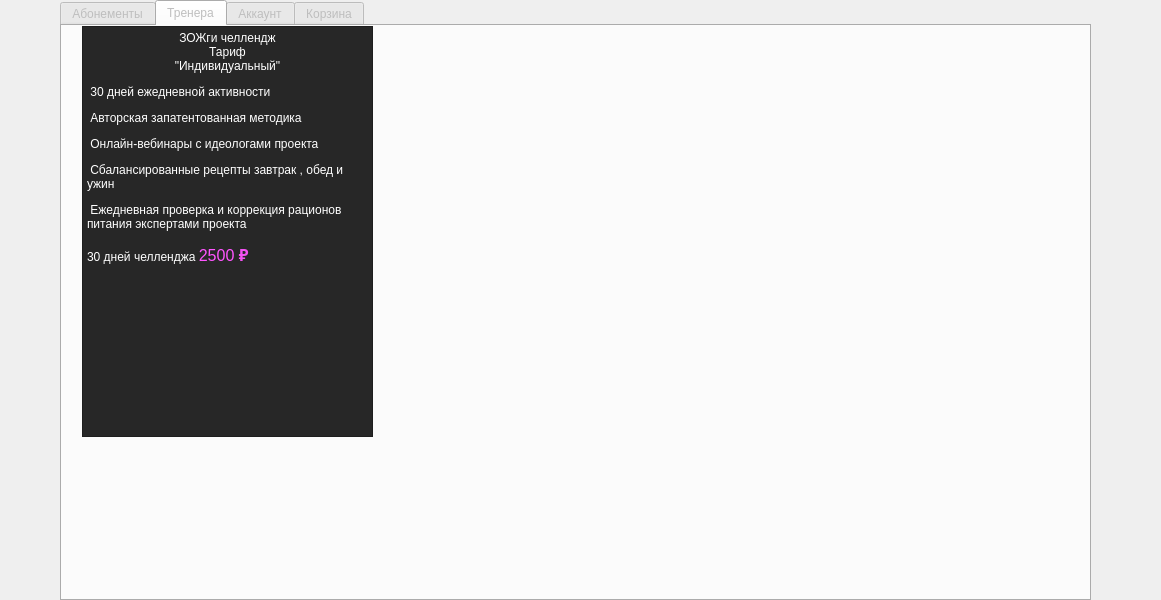
This is FINTESS_CENTRE/mainwindow.ui in bartem1us/Fitness_Centre as Qt 5 draws it before an edit. The edited form follows.
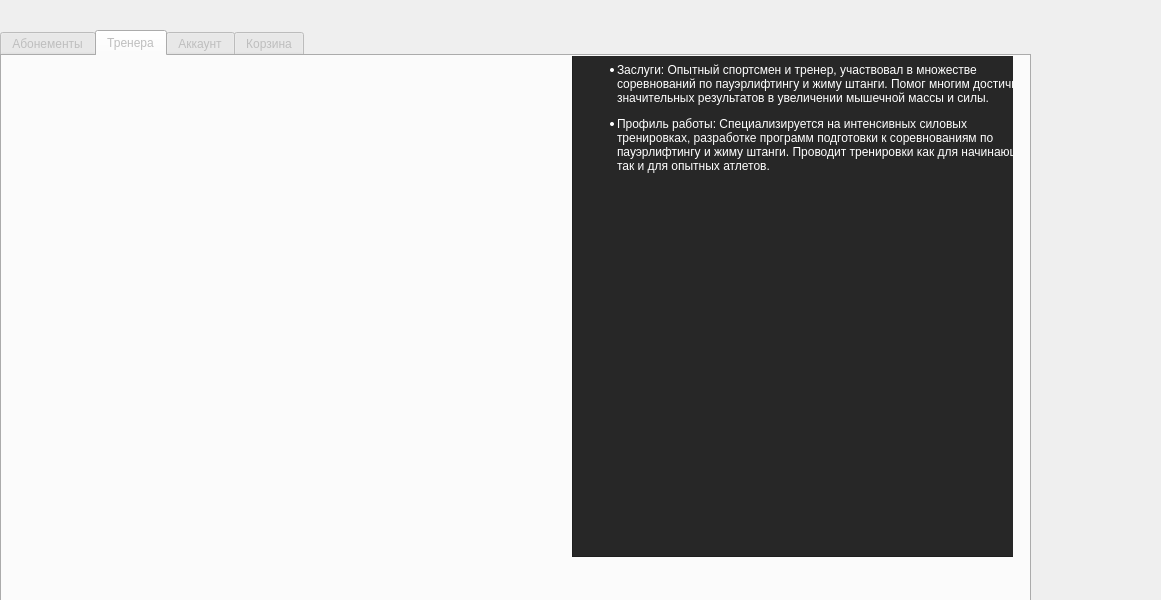
This is the edited form. The open tabs and pages were chosen to show the change. Icons and pictures are not drawn.

```diff
--- a/FINTESS_CENTRE/mainwindow.ui
+++ b/FINTESS_CENTRE/mainwindow.ui
@@ -23,8 +23,8 @@
     </property>
     <property name="geometry">
      <rect>
-      <x>60</x>
-      <y>0</y>
+      <x>0</x>
+      <y>30</y>
       <width>1031</width>
       <height>601</height>
      </rect>
@@ -262,17 +262,97 @@
      <attribute name="title">
       <string>Тренера</string>
      </attribute>
-     <widget class="QTextEdit" name="textEdit_5">
+     <widget class="QStackedWidget" name="stackedWidget">
+      <property name="geometry">
+       <rect>
+        <x>0</x>
+        <y>0</y>
+        <width>1011</width>
+        <height>521</height>
+       </rect>
+      </property>
+      <widget class="QWidget" name="page">
+       <widget class="QTextEdit" name="textEdit_7">
+        <property name="geometry">
+         <rect>
+          <x>570</x>
+          <y>-50</y>
+          <width>471</width>
+          <height>551</height>
+         </rect>
+        </property>
+        <property name="sizePolicy">
+         <sizepolicy hsizetype="Expanding" vsizetype="Expanding">
+          <horstretch>0</horstretch>
+          <verstretch>0</verstretch>
+         </sizepolicy>
+        </property>
+        <property name="minimumSize">
+         <size>
+          <width>291</width>
+          <height>411</height>
+         </size>
+        </property>
+        <property name="maximumSize">
+         <size>
+          <width>16777215</width>
+          <height>10000000</height>
+         </size>
+        </property>
+        <property name="styleSheet">
+         <string notr="true">QTextEdit {
+    color: white;
+    background-color: rgb(39, 39, 39);
+}</string>
+        </property>
+        <property name="html">
+         <string>&lt;!DOCTYPE HTML PUBLIC &quot;-//W3C//DTD HTML 4.0//EN&quot; &quot;http://www.w3.org/TR/REC-html40/strict.dtd&quot;&gt;
+&lt;html&gt;&lt;head&gt;&lt;meta name=&quot;qrichtext&quot; content=&quot;1&quot; /&gt;&lt;meta charset=&quot;utf-8&quot; /&gt;&lt;style type=&quot;text/css&quot;&gt;
+p, li { white-space: pre-wrap; }
+hr { height: 1px; border-width: 0; }
+li.unchecked::marker { content: &quot;\2610&quot;; }
+li.checked::marker { content: &quot;\2612&quot;; }
+&lt;/style&gt;&lt;/head&gt;&lt;body style=&quot; font-family:'Segoe UI'; font-size:9pt; font-weight:400; font-style:normal;&quot;&gt;
+&lt;p align=&quot;center&quot; style=&quot; margin-top:0px; margin-bottom:0px; margin-left:0px; margin-right:0px; -qt-block-indent:0; text-indent:0px;&quot;&gt;&lt;span style=&quot; font-weight:700;&quot;&gt; Тяжёлой Атлетики:&lt;/span&gt;&lt;/p&gt;
+&lt;p align=&quot;center&quot; style=&quot; margin-top:12px; margin-bottom:12px; margin-left:0px; margin-right:0px; -qt-block-indent:0; text-indent:0px;&quot;&gt;&lt;span style=&quot; font-weight:700;&quot;&gt;Тренер Геннадий&lt;/span&gt;&lt;/p&gt;
+&lt;p align=&quot;center&quot; style=&quot; margin-top:12px; margin-bottom:12px; margin-left:0px; margin-right:0px; -qt-block-indent:0; text-indent:0px;&quot;&gt;&lt;img src=&quot;:/image/image/Sergei.jpg&quot; /&gt;&lt;/p&gt;
+&lt;ul style=&quot;margin-top: 0px; margin-bottom: 0px; margin-left: 0px; margin-right: 0px; -qt-list-indent: 1;&quot;&gt;
+&lt;li style=&quot; margin-top:0px; margin-bottom:12px; margin-left:0px; margin-right:0px; -qt-block-indent:0; text-indent:0px;&quot;&gt;Заслуги: Опытный спортсмен и тренер, участвовал в множестве соревнований по пауэрлифтингу и жиму штанги. Помог многим достичь значительных результатов в увеличении мышечной массы и силы.&lt;/li&gt;&lt;/ul&gt;
+&lt;ul style=&quot;margin-top: 0px; margin-bottom: 0px; margin-left: 0px; margin-right: 0px; -qt-list-indent: 1;&quot;&gt;
+&lt;li style=&quot; margin-top:0px; margin-bottom:12px; margin-left:0px; margin-right:0px; -qt-block-indent:0; text-indent:0px;&quot;&gt;Профиль работы: Специализируется на интенсивных силовых тренировках, разработке программ подготовки к соревнованиям по пауэрлифтингу и жиму штанги. Проводит тренировки как для начинающих, так и для опытных атлетов.&lt;/li&gt;&lt;/ul&gt;&lt;/body&gt;&lt;/html&gt;</string>
+        </property>
+       </widget>
+       <widget class="QLabel" name="label">
       <property name="geometry">
        <rect>
         <x>20</x>
+          <y>10</y>
+          <width>101</width>
+          <height>101</height>
+         </rect>
+        </property>
+        <property name="styleSheet">
+         <string notr="true">QLabel#label {
+	image: url(:/image/image/Sergei.jpg);
+}</string>
+        </property>
+        <property name="text">
+         <string/>
+        </property>
+       </widget>
+      </widget>
+      <widget class="QWidget" name="page_2">
+       <widget class="QTextEdit" name="textEdit_6">
+        <property name="geometry">
+         <rect>
+          <x>0</x>
         <y>0</y>
         <width>291</width>
-        <height>411</height>
+          <height>521</height>
        </rect>
       </property>
       <property name="sizePolicy">
-       <sizepolicy hsizetype="Preferred" vsizetype="Preferred">
+         <sizepolicy hsizetype="Expanding" vsizetype="Expanding">
         <horstretch>0</horstretch>
         <verstretch>0</verstretch>
        </sizepolicy>
@@ -285,10 +365,62 @@
       </property>
       <property name="maximumSize">
        <size>
+          <width>600</width>
+          <height>1000</height>
+         </size>
+        </property>
+        <property name="styleSheet">
+         <string notr="true">QTextEdit {
+    color: white;
+    background-color: rgb(39, 39, 39);
+}</string>
+        </property>
+        <property name="html">
+         <string>&lt;!DOCTYPE HTML PUBLIC &quot;-//W3C//DTD HTML 4.0//EN&quot; &quot;http://www.w3.org/TR/REC-html40/strict.dtd&quot;&gt;
+&lt;html&gt;&lt;head&gt;&lt;meta name=&quot;qrichtext&quot; content=&quot;1&quot; /&gt;&lt;meta charset=&quot;utf-8&quot; /&gt;&lt;style type=&quot;text/css&quot;&gt;
+p, li { white-space: pre-wrap; }
+hr { height: 1px; border-width: 0; }
+li.unchecked::marker { content: &quot;\2610&quot;; }
+li.checked::marker { content: &quot;\2612&quot;; }
+&lt;/style&gt;&lt;/head&gt;&lt;body style=&quot; font-family:'Segoe UI'; font-size:9pt; font-weight:400; font-style:normal;&quot;&gt;
+&lt;p align=&quot;center&quot; style=&quot; margin-top:12px; margin-bottom:12px; margin-left:0px; margin-right:0px; -qt-block-indent:0; text-indent:0px;&quot;&gt;&lt;span style=&quot; font-weight:700;&quot;&gt;Гуру Гибкости:&lt;/span&gt;&lt;/p&gt;
+&lt;p align=&quot;center&quot; style=&quot; margin-top:12px; margin-bottom:12px; margin-left:0px; margin-right:0px; -qt-block-indent:0; text-indent:0px;&quot;&gt;&lt;span style=&quot; font-weight:700;&quot;&gt;Тренер Геннадий&lt;/span&gt;&lt;/p&gt;
+&lt;p align=&quot;center&quot; style=&quot; margin-top:12px; margin-bottom:12px; margin-left:0px; margin-right:0px; -qt-block-indent:0; text-indent:0px;&quot;&gt;&lt;img src=&quot;:/image/image/Gena.jpg&quot; /&gt;&lt;/p&gt;
+&lt;ul style=&quot;margin-top: 0px; margin-bottom: 0px; margin-left: 0px; margin-right: 0px; -qt-list-indent: 1;&quot;&gt;
+&lt;li style=&quot; margin-top:12px; margin-bottom:0px; margin-left:0px; margin-right:0px; -qt-block-indent:0; text-indent:0px;&quot;&gt;Заслуги: Имеет опыт работы с клиентами всех возрастов и уровней подготовки. Получил сертификаты по йоге и пилатесу. Помог многим улучшить свою гибкость и освободиться от болей в спине.&lt;/li&gt;
+&lt;p style=&quot;-qt-paragraph-type:empty; margin-top:0px; margin-bottom:0px; margin-left:0px; margin-right:0px; -qt-block-indent:0; text-indent:0px;&quot;&gt;&lt;br /&gt;&lt;/p&gt;
+&lt;li style=&quot; margin-top:0px; margin-bottom:12px; margin-left:0px; margin-right:0px; -qt-block-indent:0; text-indent:0px;&quot;&gt;Профиль работы: Специализируется на индивидуальных и групповых занятиях по йоге и пилатесу. Разрабатывает программы, направленные на улучшение гибкости, силы и координации.&lt;/li&gt;&lt;/ul&gt;&lt;/body&gt;&lt;/html&gt;</string>
+        </property>
+       </widget>
+      </widget>
+      <widget class="QWidget" name="page_3">
+       <widget class="QTextEdit" name="textEdit_5">
+        <property name="geometry">
+         <rect>
+          <x>10</x>
+          <y>-10</y>
         <width>291</width>
+          <height>591</height>
+         </rect>
+        </property>
+        <property name="sizePolicy">
+         <sizepolicy hsizetype="Expanding" vsizetype="Expanding">
+          <horstretch>0</horstretch>
+          <verstretch>0</verstretch>
+         </sizepolicy>
+        </property>
+        <property name="minimumSize">
+         <size>
+          <width>291</width>
         <height>411</height>
        </size>
       </property>
+        <property name="maximumSize">
+         <size>
+          <width>600</width>
+          <height>1000</height>
+         </size>
+        </property>
       <property name="styleSheet">
        <string notr="true">QTextEdit {
     color: white;
@@ -303,17 +435,16 @@
 li.unchecked::marker { content: &quot;\2610&quot;; }
 li.checked::marker { content: &quot;\2612&quot;; }
 &lt;/style&gt;&lt;/head&gt;&lt;body style=&quot; font-family:'Segoe UI'; font-size:9pt; font-weight:400; font-style:normal;&quot;&gt;
-&lt;p align=&quot;center&quot; style=&quot; margin-top:0px; margin-bottom:0px; margin-left:0px; margin-right:0px; -qt-block-indent:0; text-indent:0px;&quot;&gt;ЗОЖги челлендж&lt;/p&gt;
-&lt;p align=&quot;center&quot; style=&quot; margin-top:0px; margin-bottom:0px; margin-left:0px; margin-right:0px; -qt-block-indent:0; text-indent:0px;&quot;&gt;Тариф&lt;/p&gt;
-&lt;p align=&quot;center&quot; style=&quot; margin-top:0px; margin-bottom:0px; margin-left:0px; margin-right:0px; -qt-block-indent:0; text-indent:0px;&quot;&gt;&amp;quot;Индивидуальный&amp;quot;&lt;/p&gt;
-&lt;p style=&quot; margin-top:12px; margin-bottom:12px; margin-left:0px; margin-right:0px; -qt-block-indent:0; text-indent:0px;&quot;&gt;&lt;img src=&quot;:/icons/icons/abonement-check-mark.svg&quot; /&gt; 30 дней ежедневной активности&lt;/p&gt;
-&lt;p style=&quot; margin-top:12px; margin-bottom:12px; margin-left:0px; margin-right:0px; -qt-block-indent:0; text-indent:0px;&quot;&gt;&lt;img src=&quot;:/icons/icons/abonement-check-mark.svg&quot; /&gt; Авторская запатентованная методика&lt;/p&gt;
-&lt;p style=&quot; margin-top:12px; margin-bottom:12px; margin-left:0px; margin-right:0px; -qt-block-indent:0; text-indent:0px;&quot;&gt;&lt;img src=&quot;:/icons/icons/abonement-check-mark.svg&quot; /&gt; Онлайн-вебинары с идеологами проекта&lt;/p&gt;
-&lt;p style=&quot; margin-top:12px; margin-bottom:12px; margin-left:0px; margin-right:0px; -qt-block-indent:0; text-indent:0px;&quot;&gt;&lt;img src=&quot;:/icons/icons/abonement-check-mark.svg&quot; /&gt; Сбалансированные рецепты завтрак , обед и ужин&lt;/p&gt;
-&lt;p style=&quot; margin-top:12px; margin-bottom:12px; margin-left:0px; margin-right:0px; -qt-block-indent:0; text-indent:0px;&quot;&gt;&lt;img src=&quot;:/icons/icons/abonement-check-mark.svg&quot; /&gt; Ежедневная проверка и коррекция рационов питания экспертами проекта&lt;/p&gt;
-&lt;p style=&quot; margin-top:12px; margin-bottom:12px; margin-left:0px; margin-right:0px; -qt-block-indent:0; text-indent:0px;&quot;&gt;30 дней челленджа&lt;span style=&quot; color:#ff55ff;&quot;&gt; &lt;/span&gt;&lt;span style=&quot; font-size:12pt; color:#ff55ff;&quot;&gt;2500 &lt;/span&gt;&lt;span style=&quot; font-family:'Google Sans','arial','sans-serif'; font-size:12pt; font-weight:500; color:#f451f4;&quot;&gt;₽&lt;/span&gt;&lt;/p&gt;
-&lt;p align=&quot;justify&quot; style=&quot;-qt-paragraph-type:empty; margin-top:0px; margin-bottom:0px; margin-left:0px; margin-right:0px; -qt-block-indent:0; text-indent:0px;&quot;&gt;&lt;br /&gt;&lt;/p&gt;&lt;/body&gt;&lt;/html&gt;</string>
-      </property>
+&lt;p align=&quot;center&quot; style=&quot; margin-top:0px; margin-bottom:0px; margin-left:0px; margin-right:0px; -qt-block-indent:0; text-indent:0px;&quot;&gt;&lt;span style=&quot; font-weight:700;&quot;&gt;Мастер Мотивации&lt;/span&gt;&lt;/p&gt;
+&lt;p align=&quot;center&quot; style=&quot; margin-top:0px; margin-bottom:0px; margin-left:0px; margin-right:0px; -qt-block-indent:0; text-indent:0px;&quot;&gt;&lt;span style=&quot; font-weight:700;&quot;&gt;Тренер Иван&lt;/span&gt;&lt;/p&gt;
+&lt;p align=&quot;center&quot; style=&quot;-qt-paragraph-type:empty; margin-top:0px; margin-bottom:0px; margin-left:0px; margin-right:0px; -qt-block-indent:0; text-indent:0px; font-weight:700;&quot;&gt;&lt;br /&gt;&lt;/p&gt;
+&lt;p align=&quot;center&quot; style=&quot; margin-top:0px; margin-bottom:0px; margin-left:0px; margin-right:0px; -qt-block-indent:0; text-indent:0px;&quot;&gt;&lt;img src=&quot;:/image/image/Ivan3.jpg&quot; /&gt;&lt;/p&gt;
+&lt;ul style=&quot;margin-top: 0px; margin-bottom: 0px; margin-left: 0px; margin-right: 0px; -qt-list-indent: 1;&quot;&gt;
+&lt;li style=&quot; margin-top:12px; margin-bottom:0px; margin-left:0px; margin-right:0px; -qt-block-indent:0; text-indent:0px;&quot;&gt;Заслуги: Помог множеству клиентов достичь своих целей в фитнесе и здоровом образе жизни. Имеет сертификаты по мотивационному тренингу и психологии. Активно участвует в социальных сетях, вдохновляя подписчиков на здоровый образ жизни.&lt;/li&gt;
+&lt;li style=&quot; margin-top:0px; margin-bottom:12px; margin-left:0px; margin-right:0px; -qt-block-indent:0; text-indent:0px;&quot;&gt;Профиль работы: Специализируется на создании персонализированных тренировочных программ, которые максимально мотивируют клиентов. Проводит мотивационные семинары и тренинги для поддержки психологического благополучия.&lt;/li&gt;&lt;/ul&gt;&lt;/body&gt;&lt;/html&gt;</string>
+        </property>
+       </widget>
+      </widget>
      </widget>
     </widget>
     <widget class="QWidget" name="tab_3">
```
Left out of the diff: 2 changed lines with no effect on the pictures. Lines whose indentation alone changed are shown as unchanged.
